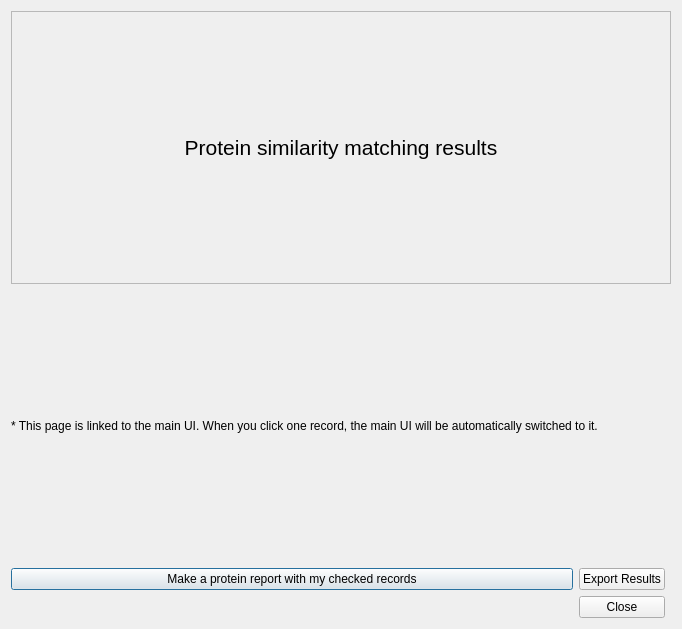
Before: the Qt Designer form ProteinSimilarResultDialog.ui in WilsonImmunologyLab/VGenes, drawn with Qt 5.
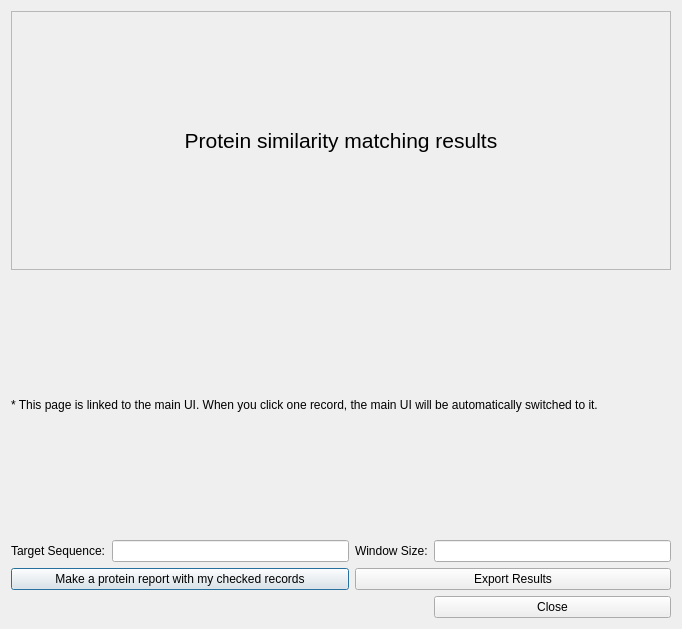
After: the same form once the commit is applied.

Commit message: Protein Similar Result Dialog, not finished

Patch:
```diff
--- a/ProteinSimilarResultDialog.ui
+++ b/ProteinSimilarResultDialog.ui
@@ -44,16 +44,6 @@
      </layout>
     </widget>
    </item>
-   <item row="3" column="2">
-    <widget class="QPushButton" name="pushButtonExport">
-     <property name="text">
-      <string>Export Results</string>
-     </property>
-     <property name="autoDefault">
-      <bool>false</bool>
-     </property>
-    </widget>
-   </item>
    <item row="1" column="0" colspan="4">
     <widget class="QLabel" name="label_2">
      <property name="lineWidth">
@@ -64,21 +54,59 @@
      </property>
     </widget>
    </item>
-   <item row="3" column="0" colspan="2">
+   <item row="4" column="0" colspan="2">
     <widget class="QPushButton" name="pushButtonReport">
      <property name="text">
       <string>Make a protein report with my checked records</string>
      </property>
     </widget>
    </item>
-   <item row="4" column="2">
+   <item row="2" column="0">
+    <widget class="QLabel" name="label_3">
+     <property name="text">
+      <string>Target Sequence:</string>
+     </property>
+    </widget>
+   </item>
+   <item row="2" column="1">
+    <widget class="QLineEdit" name="lineEditTargetName">
+     <property name="readOnly">
+      <bool>true</bool>
+     </property>
+    </widget>
+   </item>
+   <item row="2" column="2">
+    <widget class="QLabel" name="label_4">
+     <property name="text">
+      <string>Window Size:</string>
+     </property>
+    </widget>
+   </item>
+   <item row="2" column="3">
+    <widget class="QLineEdit" name="lineEditWindowSize">
+     <property name="readOnly">
+      <bool>true</bool>
+     </property>
+    </widget>
+   </item>
+   <item row="5" column="3">
     <widget class="QPushButton" name="pushButtonCancel">
      <property name="text">
       <string>Close</string>
      </property>
     </widget>
    </item>
-   <item row="4" column="0">
+   <item row="4" column="2" colspan="2">
+    <widget class="QPushButton" name="pushButtonExport">
+     <property name="text">
+      <string>Export Results</string>
+     </property>
+     <property name="autoDefault">
+      <bool>false</bool>
+     </property>
+    </widget>
+   </item>
+   <item row="5" column="0" colspan="3">
     <spacer name="horizontalSpacer">
      <property name="orientation">
       <enum>Qt::Horizontal</enum>
```
Left out of the diff: 2 changed lines with no effect on the pictures. The commit also changes 2 other files.
